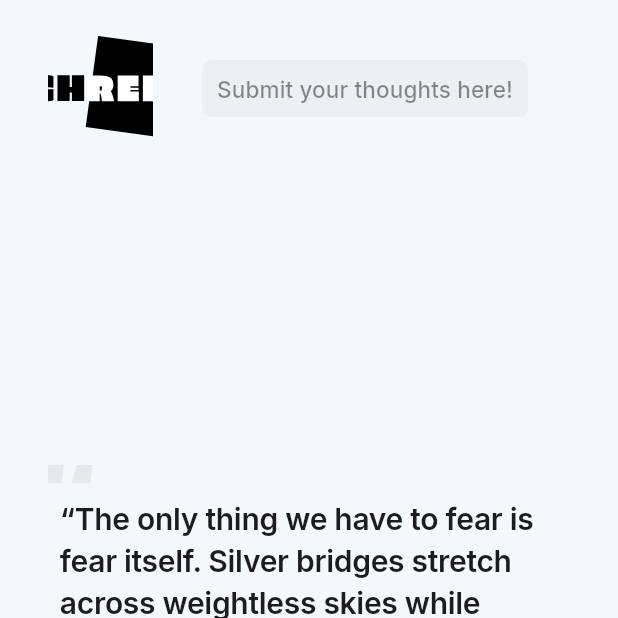
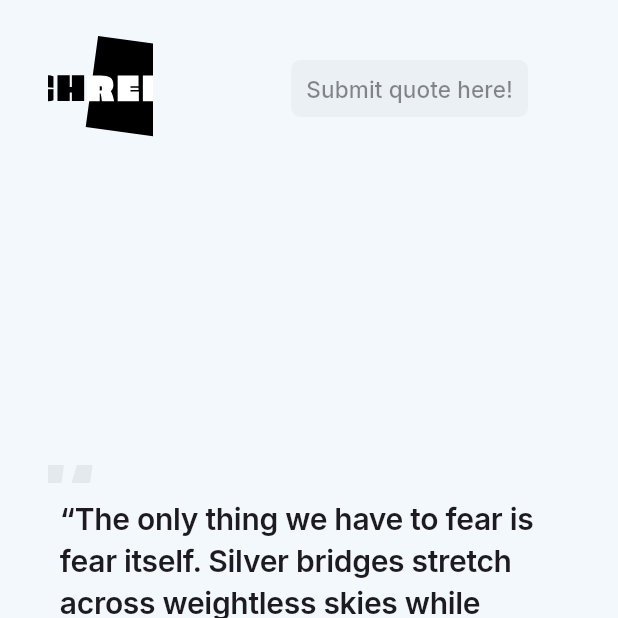
Before and after one commit to u-gin/schreib, a Flutter app: the screen it shows after launch, on a phone screen of 412 x 824 dp, the top half of it. Run offline on Flutter 3.47's test engine with Material 3 defaults, Android fonts, the phone set to English and light mode, and no system bars; our stand-ins replace flutter_svg, go_router, google_fonts.

Commit message:
rename button

```diff
--- a/lib/screens/home_screen.dart
+++ b/lib/screens/home_screen.dart
@@ -239,7 +239,7 @@ class _HomeScreenState extends State<HomeScreen> {
                           crossAxisAlignment: CrossAxisAlignment.center,
                           children: [
                             _NavItem(
-                              label: 'Submit your thoughts here!',
+                              label: 'Submit quote here!',
                               onTap: () {
                                 context.push('/submit');
                               },
```
